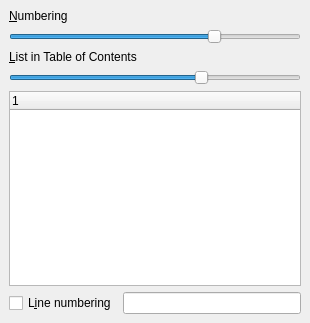
The window that src/frontends/qt4/ui/NumberingUi.ui (cburschka/lyx) describes before a commit, drawn with Qt 5.
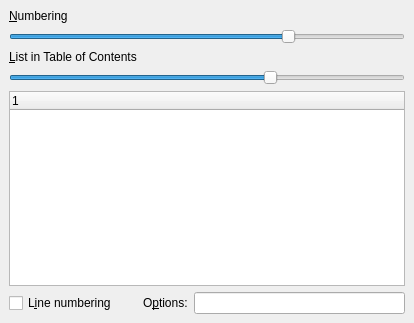
The same window after the commit.

Commit message:
Read line edit label
Otherwise it is not clear what this means.

What changed in the file:
```diff
--- a/src/frontends/qt4/ui/NumberingUi.ui
+++ b/src/frontends/qt4/ui/NumberingUi.ui
@@ -6,7 +6,7 @@
    <rect>
     <x>0</x>
     <y>0</y>
-    <width>310</width>
+    <width>414</width>
     <height>323</height>
    </rect>
   </property>
@@ -38,6 +38,32 @@
        </property>
       </widget>
      </item>
+     <item>
+      <spacer name="horizontalSpacer">
+       <property name="orientation">
+        <enum>Qt::Horizontal</enum>
+       </property>
+       <property name="sizeType">
+        <enum>QSizePolicy::Fixed</enum>
+       </property>
+       <property name="sizeHint" stdset="0">
+        <size>
+         <width>20</width>
+         <height>20</height>
+        </size>
+       </property>
+      </spacer>
+     </item>
+     <item>
+      <widget class="QLabel" name="linenoLA">
+       <property name="text">
+        <string>O&amp;ptions:</string>
+       </property>
+       <property name="buddy">
+        <cstring>linenoLE</cstring>
+       </property>
+      </widget>
+     </item>
      <item>
       <widget class="QLineEdit" name="linenoLE">
        <property name="toolTip">
```
Left out of the diff: 3 changed lines with no effect on the pictures. The commit also changes 2 other files.
